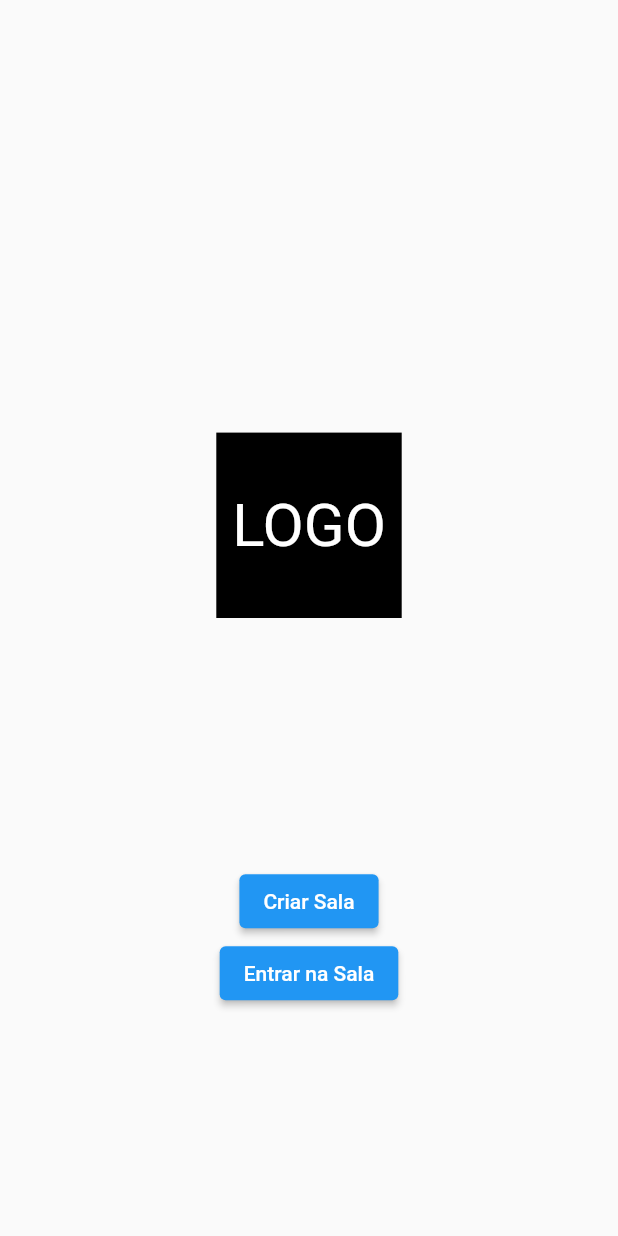
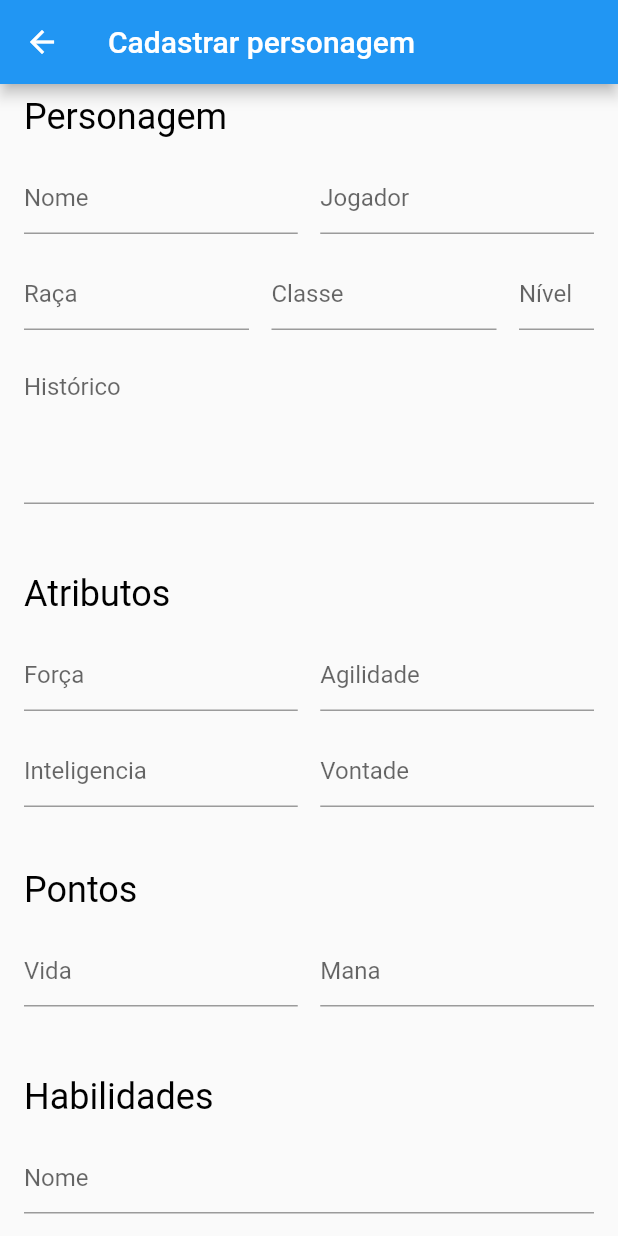
Before and after one commit to AlmostZF/App_RPG, a Flutter app: the screen it shows after launch, on a phone screen of 412 x 824 dp. Run offline on Flutter 3.47's test engine with Material 2 defaults, Android fonts, the phone set to English and light mode, and no system bars; our stand-ins replace image_picker.

Commit message:
Adicionado o formulário de cadastro de personagem

```diff
--- a/rpg_app/analysis_options.yaml
+++ b/rpg_app/analysis_options.yaml
@@ -24,6 +24,5 @@ linter:
   rules:
     # avoid_print: false  # Uncomment to disable the `avoid_print` rule
     # prefer_single_quotes: true  # Uncomment to enable the `prefer_single_quotes` rule
-
 # Additional information about this file can be found at
 # https://dart.dev/guides/language/analysis-options
--- a/rpg_app/lib/main.dart
+++ b/rpg_app/lib/main.dart
@@ -1,5 +1,6 @@
 import 'package:flutter/material.dart';
 import 'package:rpg_app/view/homePage.dart';
+import 'package:rpg_app/view/registerPage.dart';
 
 void main() {
   runApp(const MyApp());
@@ -13,7 +14,7 @@ class MyApp extends StatelessWidget {
   Widget build(BuildContext context) {
     return const MaterialApp(
       debugShowCheckedModeBanner: false,
-      home: HomePage(),
+      home: RegisterPage(),
     );
   }
 }
--- /dev/null
+++ b/rpg_app/lib/view/characterPage.dart
@@ -0,0 +1,81 @@
+import 'package:flutter/material.dart';
+import 'package:rpg_app/view/homePage.dart';
+import 'package:rpg_app/view/registerPage.dart';
+
+class CharacterPage extends StatefulWidget {
+  const CharacterPage({Key? key}) : super(key: key);
+
+  @override
+  State<CharacterPage> createState() => _CharacterPageState();
+}
+
+class _CharacterPageState extends State<CharacterPage> {
+  @override
+  Widget build(BuildContext context) {
+    return Scaffold(
+      appBar: AppBar(
+        title: const Text("Personagens"),
+        leading: BackButton(
+          onPressed: () {
+            Navigator.of(context).push(
+                MaterialPageRoute(builder: (context) => const HomePage()));
+          },
+        ),
+      ),
+      body: Padding(
+        padding: const EdgeInsets.symmetric(horizontal: 8),
+        child: Column(
+          children: [
+            Expanded(
+              child: Column(
+                children: [
+                  Card(
+                    clipBehavior: Clip.antiAlias,
+                    child: Column(
+                      children: [
+                        ListTile(
+                          leading: const Icon(
+                            Icons.assignment_ind_outlined,
+                            size: 50.0,
+                            color: Colors.purple,
+                          ),
+                          title: const Text('ZF'),
+                          subtitle: Text(
+                            "Idade: 10 - Classe: Mago",
+                            style: TextStyle(
+                              color: Colors.black.withOpacity(0.6),
+                            ),
+                          ),
+                        ),
+                      ],
+                    ),
+                  ),
+                ],
+              ),
+            ),
+            SizedBox(
+              child: Row(
+                children: [
+                  Expanded(
+                    child: ElevatedButton(
+                      onPressed: () {
+                        Navigator.of(context).push(MaterialPageRoute(
+                            builder: (context) => const RegisterPage()));
+                      },
+                      child: const Text(
+                        "NOVO PERSONAGEM",
+                      ),
+                    ),
+                  ),
+                ],
+              ),
+            ),
+            const SizedBox(
+              height: 10.0,
+            ),
+          ],
+        ),
+      ),
+    );
+  }
+}
--- a/rpg_app/lib/view/homePage.dart
+++ b/rpg_app/lib/view/homePage.dart
@@ -1,4 +1,5 @@
 import 'package:flutter/material.dart';
+import 'package:rpg_app/view/characterPage.dart';
 
 class HomePage extends StatefulWidget {
   const HomePage({Key? key}) : super(key: key);
@@ -13,39 +14,36 @@ class _HomePageState extends State<HomePage> {
     Size size = MediaQuery.of(context).size;
     return Scaffold(
       body: Padding(
-        padding: EdgeInsets.only(top: size.width*.7),
+        padding: EdgeInsets.only(top: size.width * .7),
+        child: Expanded(
           child: Column(
             children: [
               Center(
                 child: Container(
-                height: size.width*.3,
-                width: size.width*.3,
-                decoration: const BoxDecoration(
-                  color: Colors.black
-                ),
+                  height: size.width * .3,
+                  width: size.width * .3,
+                  decoration: const BoxDecoration(color: Colors.black),
                   child: const Center(
                     child: Text(
                       "LOGO",
-                    style: TextStyle(
-                      color: Colors.white,
-                      fontSize: 40
-                    ),
+                      style: TextStyle(color: Colors.white, fontSize: 40),
                     ),
                   ),
                 ),
               ),
               Padding(
-              padding: EdgeInsets.only(top:size.width*.4),
+                padding: EdgeInsets.only(top: size.width * .4),
                 child: ElevatedButton(
-                onPressed: (){},
-                child: const Text("Criar Sala")
-              ),
+                    onPressed: () {}, child: const Text("Criar Sala")),
               ),
               ElevatedButton(
-              onPressed: (){},
-              child: const Text("Entrar na Sala")
+                  onPressed: () {
+                    Navigator.of(context).push(MaterialPageRoute(
+                        builder: (context) => const CharacterPage()));
+                  },
+                  child: const Text("Entrar na Sala")),
+            ],
           ),
-          ],
         ),
       ),
     );
--- /dev/null
+++ b/rpg_app/lib/view/registerPage.dart
@@ -0,0 +1,455 @@
+// ignore_for_file: prefer_const_literals_to_create_immutables
+
+import 'dart:io';
+
+import 'package:flutter/material.dart';
+import 'package:image_picker/image_picker.dart';
+import 'package:rpg_app/view/characterPage.dart';
+
+void main() => runApp(const RegisterPage());
+
+class RegisterPage extends StatefulWidget {
+  const RegisterPage({Key? key}) : super(key: key);
+
+  @override
+  State<RegisterPage> createState() => _RegisterPageState();
+}
+
+class _RegisterPageState extends State<RegisterPage> {
+  ImagePicker imagePicker = ImagePicker();
+  File? imagemSelecionada;
+
+  @override
+  Widget build(BuildContext context) {
+    return Scaffold(
+      appBar: AppBar(
+        title: const Text("Cadastrar personagem"),
+        leading: BackButton(
+          onPressed: () {
+            Navigator.of(context).push(
+                MaterialPageRoute(builder: (context) => const CharacterPage()));
+          },
+        ),
+      ),
+      body: Scrollbar(
+        thickness: 10,
+        radius: const Radius.circular(10),
+        child: ListView.builder(
+          itemCount: 1, // Don't forget this line
+          itemBuilder: (context, index) => Padding(
+            padding: const EdgeInsets.symmetric(horizontal: 8),
+            child: Column(
+              children: [
+                Padding(
+                  padding: const EdgeInsets.all(8.0),
+                  child: Row(
+                    children: [
+                      const Text(
+                        "Personagem",
+                        style: TextStyle(color: Colors.black, fontSize: 24),
+                      ),
+                      const SizedBox(
+                        height: 15,
+                      ),
+                    ],
+                  ),
+                ),
+                // Container(
+                //   height: 190.0,
+                //   width: 190.0,
+                //   decoration: BoxDecoration(
+                //       shape: BoxShape.circle, color: Colors.grey.shade200),
+                //   child: Center(
+                //     child: imagemSelecionada == null
+                //         ? const Text("Nenhuma imagem selecionada",
+                //             style: TextStyle(fontSize: 20))
+                //         : CircleAvatar(
+                //             backgroundImage: FileImage(imagemSelecionada!),
+                //             radius: 190.0,
+                //             //
+                //           ),
+                //   ),
+                // ),
+                // Row(
+                //   children: [
+                //     const Center(
+                //       child: Padding(
+                //         padding: EdgeInsets.all(8.0),
+                //         child: Text(
+                //           "Adicione a foto de perfil",
+                //           style: TextStyle(color: Colors.black, fontSize: 18),
+                //         ),
+                //       ),
+                //     ),
+                //     Center(
+                //       child: IconButton(
+                //         onPressed: () {
+                //           pegarImagemGaleria();
+                //         },
+                //         icon: const Icon(Icons.add_photo_alternate_outlined),
+                //       ),
+                //     ),
+                //   ],
+                // ),
+                Padding(
+                  padding: const EdgeInsets.all(8.0),
+                  child: Row(
+                    children: [
+                      const Expanded(
+                        child: TextField(
+                          // controller: _controller,
+                          decoration: InputDecoration(
+                            hintText: "Nome",
+                          ),
+                        ),
+                      ),
+                      const SizedBox(
+                        width: 15,
+                      ),
+                      const Expanded(
+                        child: TextField(
+                          // controller: _controller,
+                          decoration: InputDecoration(hintText: "Jogador"),
+                        ),
+                      ),
+                    ],
+                  ),
+                ),
+                Padding(
+                  padding: const EdgeInsets.all(8.0),
+                  child: Row(
+                    children: [
+                      const Expanded(
+                        flex: 3,
+                        child: TextField(
+                          // controller: _controller,
+                          decoration: InputDecoration(
+                            hintText: "Raça",
+                          ),
+                        ),
+                      ),
+                      const SizedBox(
+                        width: 15,
+                      ),
+                      const Expanded(
+                        flex: 3,
+                        child: TextField(
+                          // controller: _controller,
+                          decoration: InputDecoration(hintText: "Classe"),
+                        ),
+                      ),
+                      const SizedBox(
+                        width: 15,
+                      ),
+                      const Expanded(
+                        flex: 1,
+                        child: TextField(
+                          // controller: _controller,
+                          decoration: InputDecoration(hintText: "Nível"),
+                        ),
+                      ),
+                    ],
+                  ),
+                ),
+                const Padding(
+                  padding: EdgeInsets.all(8.0),
+                  child: TextField(
+                    maxLines: 4,
+                    decoration: InputDecoration(hintText: "Histórico"),
+                  ),
+                ),
+                const SizedBox(
+                  height: 30,
+                ),
+                Padding(
+                  padding: const EdgeInsets.all(8.0),
+                  child: Row(
+                    children: [
+                      const Text(
+                        "Atributos",
+                        style: TextStyle(color: Colors.black, fontSize: 24),
+                      ),
+                    ],
+                  ),
+                ),
+                // Container(
+                //   height: 190.0,
+                //   width: 190.0,
+                //   decoration: BoxDecoration(
+                //       shape: BoxShape.circle, color: Colors.grey.shade200),
+                //   child: Center(
+                //     child: imagemSelecionada == null
+                //         ? const Text("Nenhuma imagem selecionada",
+                //             style: TextStyle(fontSize: 20))
+                //         : CircleAvatar(
+                //             backgroundImage: FileImage(imagemSelecionada!),
+                //             radius: 190.0,
+                //             //
+                //           ),
+                //   ),
+                // ),
+                // Row(
+                //   children: [
+                //     const Center(
+                //       child: Padding(
+                //         padding: EdgeInsets.all(8.0),
+                //         child: Text(
+                //           "Adicione a foto de perfil",
+                //           style: TextStyle(color: Colors.black, fontSize: 18),
+                //         ),
+                //       ),
+                //     ),
+                //     Center(
+                //       child: IconButton(
+                //         onPressed: () {
+                //           pegarImagemGaleria();
+                //         },
+                //         icon: const Icon(Icons.add_photo_alternate_outlined),
+                //       ),
+                //     ),
+                //   ],
+                // ),
+                Padding(
+                  padding: const EdgeInsets.all(8.0),
+                  child: Row(
+                    children: [
+                      const Expanded(
+                        child: TextField(
+                          // controller: _controller,
+                          decoration: InputDecoration(
+                            hintText: "Força",
+                          ),
+                        ),
+                      ),
+                      const SizedBox(
+                        width: 15,
+                      ),
+                      const Expanded(
+                        child: TextField(
+                          // controller: _controller,
+                          decoration: InputDecoration(hintText: "Agilidade"),
+                        ),
+                      ),
+                    ],
+                  ),
+                ),
+                Padding(
+                  padding: const EdgeInsets.all(8.0),
+                  child: Row(
+                    children: [
+                      const Expanded(
+                        child: TextField(
+                          // controller: _controller,
+                          decoration: InputDecoration(
+                            hintText: "Inteligencia",
+                          ),
+                        ),
+                      ),
+                      const SizedBox(
+                        width: 15,
+                      ),
+                      const Expanded(
+                        child: TextField(
+                          // controller: _controller,
+                          decoration: InputDecoration(hintText: "Vontade"),
+                        ),
+                      ),
+                    ],
+                  ),
+                ),
+                const SizedBox(
+                  height: 25,
+                ),
+                Padding(
+                  padding: const EdgeInsets.all(8.0),
+                  child: Row(
+                    children: [
+                      const Text(
+                        "Pontos",
+                        style: TextStyle(color: Colors.black, fontSize: 24),
+                      ),
+                    ],
+                  ),
+                ),
+                Padding(
+                  padding: const EdgeInsets.all(8.0),
+                  child: Row(
+                    children: [
+                      const Expanded(
+                        child: TextField(
+                          // controller: _controller,
+                          decoration: InputDecoration(
+                            hintText: "Vida",
+                          ),
+                        ),
+                      ),
+                      const SizedBox(
+                        width: 15,
+                      ),
+                      const Expanded(
+                        child: TextField(
+                          // controller: _controller,
+                          decoration: InputDecoration(hintText: "Mana"),
+                        ),
+                      ),
+                    ],
+                  ),
+                ),
+                const SizedBox(
+                  height: 30,
+                ),
+                Padding(
+                  padding: const EdgeInsets.all(8.0),
+                  child: Row(
+                    children: [
+                      const Text(
+                        "Habilidades",
+                        style: TextStyle(color: Colors.black, fontSize: 24),
+                      ),
+                    ],
+                  ),
+                ),
+                const Padding(
+                  padding: EdgeInsets.all(8.0),
+                  child: TextField(
+                    decoration: InputDecoration(hintText: "Nome"),
+                  ),
+                ),
+                Padding(
+                  padding: const EdgeInsets.all(8.0),
+                  child: Row(
+                    children: [
+                      const Expanded(
+                        flex: 3,
+                        child: TextField(
+                          // controller: _controller,
+                          decoration: InputDecoration(
+                            hintText: "Dano / Defesa",
+                          ),
+                        ),
+                      ),
+                      const SizedBox(
+                        width: 15,
+                      ),
+                      const Expanded(
+                        flex: 1,
+                        child: TextField(
+                          // controller: _controller,
+                          decoration: InputDecoration(hintText: "Bônus"),
+                        ),
+                      ),
+                    ],
+                  ),
+                ),
+                const SizedBox(
+                  height: 25,
+                ),
+                const Padding(
+                  padding: EdgeInsets.all(8.0),
+                  child: TextField(
+                    decoration: InputDecoration(hintText: "Nome"),
+                  ),
+                ),
+                Padding(
+                  padding: const EdgeInsets.all(8.0),
+                  child: Row(
+                    children: [
+                      const Expanded(
+                        flex: 3,
+                        child: TextField(
+                          // controller: _controller,
+                          decoration: InputDecoration(
+                            hintText: "Dano / Defesa",
+                          ),
+                        ),
+                      ),
+                      const SizedBox(
+                        width: 15,
+                      ),
+                      const Expanded(
+                        flex: 1,
+                        child: TextField(
+                          // controller: _controller,
+                          decoration: InputDecoration(hintText: "Bônus"),
+                        ),
+                      ),
+                    ],
+                  ),
+                ),
+                const SizedBox(
+                  height: 25,
+                ),
+                const Padding(
+                  padding: EdgeInsets.all(8.0),
+                  child: TextField(
+                    decoration: InputDecoration(hintText: "Nome"),
+                  ),
+                ),
+                Padding(
+                  padding: const EdgeInsets.all(8.0),
+                  child: Row(
+                    children: [
+                      const Expanded(
+                        flex: 3,
+                        child: TextField(
+                          // controller: _controller,
+                          decoration: InputDecoration(
+                            hintText: "Dano / Defesa",
+                          ),
+                        ),
+                      ),
+                      const SizedBox(
+                        width: 15,
+                      ),
+                      const Expanded(
+                        flex: 1,
+                        child: TextField(
+                          // controller: _controller,
+                          decoration: InputDecoration(hintText: "Bônus"),
+                        ),
+                      ),
+                    ],
+                  ),
+                ),
+                const SizedBox(
+                  height: 25,
+                ),
+                SizedBox(
+                  child: Row(
+                    children: [
+                      Expanded(
+                        child: ElevatedButton(
+                          onPressed: () {
+                            Navigator.of(context).push(MaterialPageRoute(
+                                builder: (context) => const RegisterPage()));
+                          },
+                          child: const Text(
+                            "CADASTRAR",
+                          ),
+                        ),
+                      ),
+                    ],
+                  ),
+                ),
+                const SizedBox(
+                  height: 10.0,
+                ),
+              ],
+            ),
+          ),
+        ),
+      ),
+    );
+  }
+
+  pegarImagemGaleria() async {
+    final PickedFile? imagemTemporaria =
+        // ignore: deprecated_member_use
+        await imagePicker.getImage(source: ImageSource.gallery);
+    if (imagemTemporaria != null) {
+      setState(() {
+        imagemSelecionada = File(imagemTemporaria.path);
+      });
+    }
+  }
+}
--- a/rpg_app/pubspec.yaml
+++ b/rpg_app/pubspec.yaml
@@ -3,7 +3,7 @@ description: A new Flutter project.
 
 # The following line prevents the package from being accidentally published to
 # pub.dev using `flutter pub publish`. This is preferred for private packages.
-publish_to: 'none' # Remove this line if you wish to publish to pub.dev
+publish_to: "none" # Remove this line if you wish to publish to pub.dev
 
 # The following defines the version and build number for your application.
 # A version number is three numbers separated by dots, like 1.2.43
@@ -29,8 +29,7 @@ environment:
 dependencies:
   flutter:
     sdk: flutter
-
-
+  image_picker: ^0.8.5+3
   # The following adds the Cupertino Icons font to your application.
   # Use with the CupertinoIcons class for iOS style icons.
   cupertino_icons: ^1.0.2
@@ -51,7 +50,6 @@ dev_dependencies:
 
 # The following section is specific to Flutter.
 flutter:
-
   # The following line ensures that the Material Icons font is
   # included with your application, so that you can use the icons in
   # the material Icons class.
```
Also changed, not shown: rpg_app/pubspec.lock, 1 other file. Lines whose indentation alone changed are shown as unchanged.
